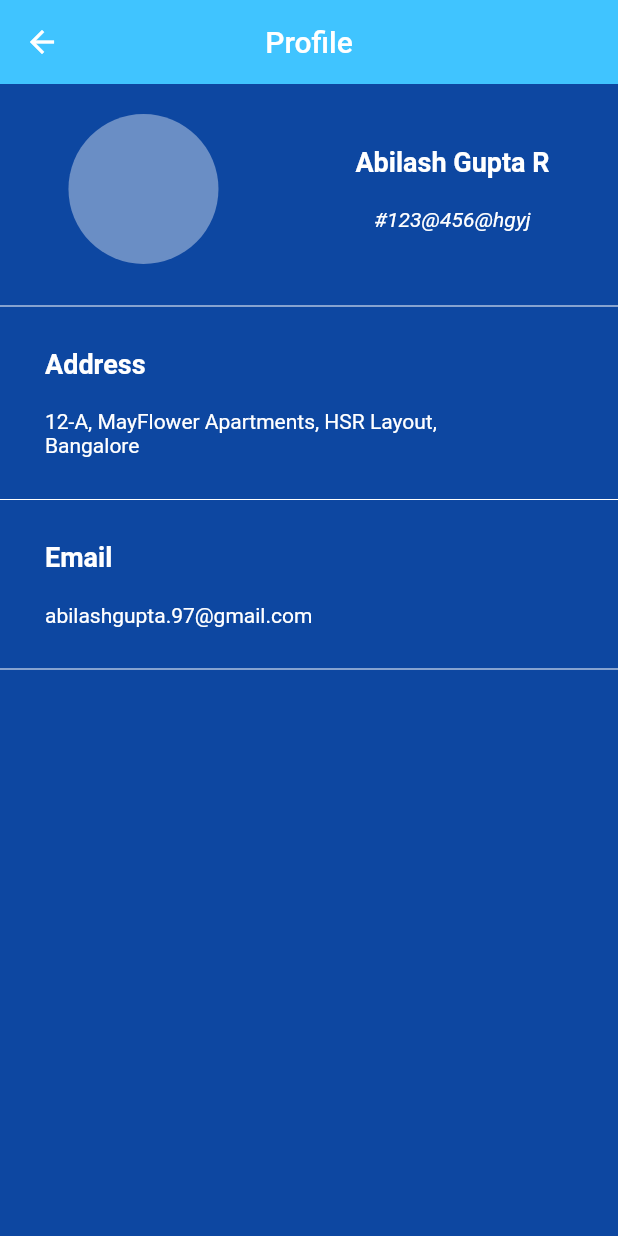
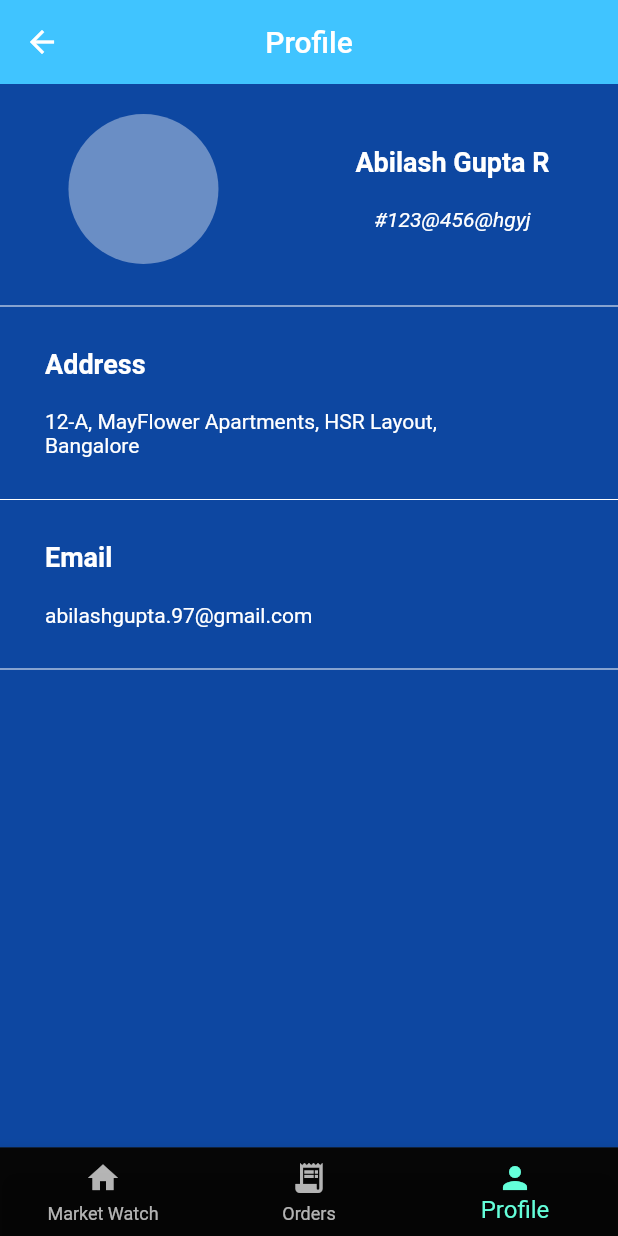
Before and after one commit to abilashgupta/tradingApp, a Flutter app: the Dashboard screen opened by its route, item 3 of the bottom bar chosen, on a phone screen of 412 x 824 dp. Run offline on Flutter 3.47's test engine with Material 2 defaults, Android fonts, the phone set to English and light mode, and no system bars; our stand-ins replace stacked, stacked_services.

Commit message:
Bottom navBar fix

```diff
--- a/lib/ui/dashboard/dashboard_view.dart
+++ b/lib/ui/dashboard/dashboard_view.dart
@@ -1,6 +1,8 @@
 import 'package:flutter/material.dart';
 import 'package:stacked/stacked.dart';
 import 'package:trade_lab_app/ui/marketWatch/marketwatch_view.dart';
+import 'package:trade_lab_app/ui/orders/orders_view.dart';
+import 'package:trade_lab_app/ui/profile/profile_view.dart';
 
 import 'dashboard_viewmodel.dart';
 
@@ -32,11 +34,22 @@ class Dashboard extends StatelessWidget {
               label: 'Profile',
             ),
           ],
-          onTap: (index) => model.setIndex(index),
+          onTap: model.setIndex,
         ),
-        body: MarketWatch(),
+        body: getViewForIndex(model.currentIndex),
       ),
       viewModelBuilder: () => DashboardViewModel(),
     );
   }
+
+  Widget getViewForIndex(int index) {
+    switch (index) {
+      case 1:
+        return Orders(list: {}, orderType: '', quantity: 0, orderPrice: 0);
+      case 2:
+        return Profile();
+      default:
+        return MarketWatch();
+    }
+  }
 }
```
Also changed, not shown: lib/ui/dashboard/dashboard_viewmodel.dart (+1 -21 lines), lib/ui/orders/orders_view.dart (+22 -9 lines), lib/ui/orders/orders_viewmodel.dart (+12 -1 lines).
